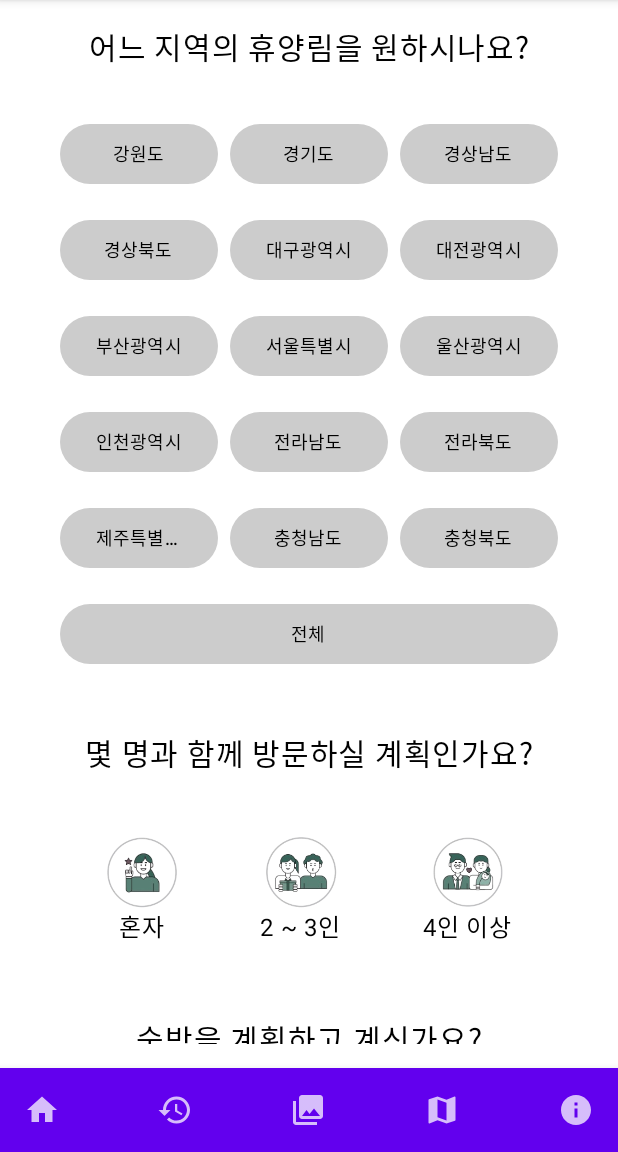
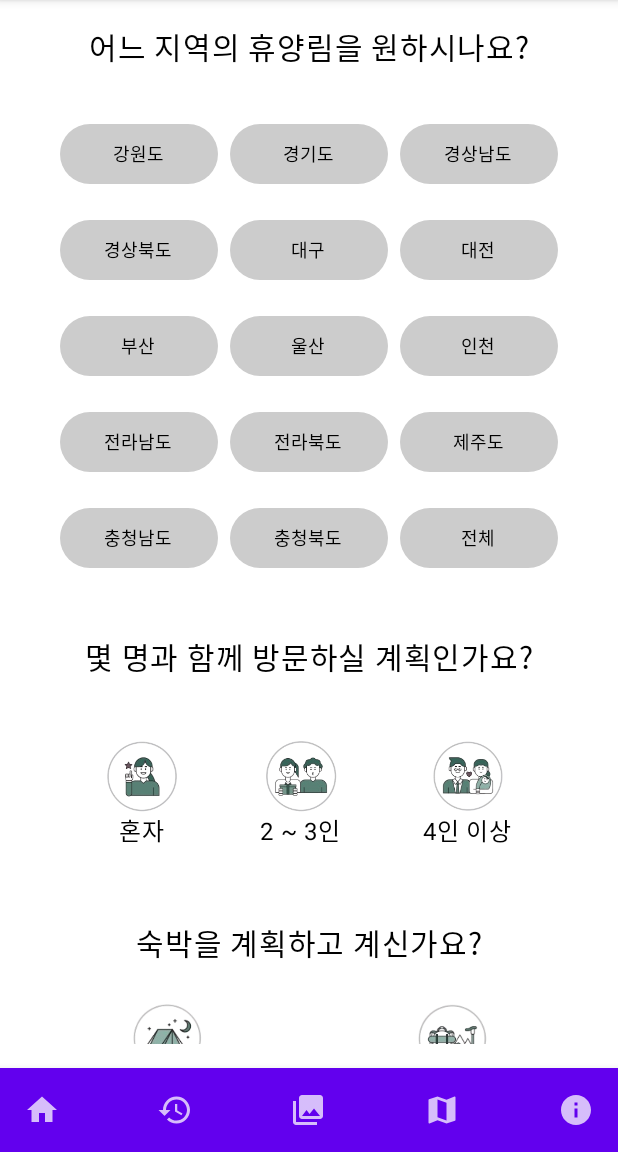
Before and after one commit to kimpgithub/foresting, an Android app built with Jetpack Compose: the SelectScreen screen opened through its navigation route, on a phone screen of 412 x 824 dp, the part 84-1236 px from its top. Run offline under Robolectric (Android 15) with nearby library versions, the light colour scheme and no system bars.

Commit message:
서버통신 추가

```diff
--- a/app/build.gradle.kts
+++ b/app/build.gradle.kts
@@ -94,5 +94,7 @@ dependencies {
     implementation("io.coil-kt:coil-compose:2.7.0")
     implementation("com.google.accompanist:accompanist-flowlayout:0.23.1")
     implementation ("com.google.android.gms:play-services-location:21.3.0")
+    implementation ("com.squareup.retrofit2:retrofit:2.11.0")
+    implementation ("com.squareup.retrofit2:converter-gson:2.11.0")
 
 }
--- a/app/src/main/AndroidManifest.xml
+++ b/app/src/main/AndroidManifest.xml
@@ -14,7 +14,9 @@
         android:roundIcon="@mipmap/ic_launcher_round"
         android:supportsRtl="true"
         android:theme="@style/Theme.San_lim"
-        tools:targetApi="31">
+        tools:targetApi="31"
+        android:networkSecurityConfig="@xml/network_security_config"
+        >
 
         <!-- Google Maps API Key -->
         <meta-data
--- a/app/src/main/java/com/example/san_lim/screens/home/SelectScreen.kt
+++ b/app/src/main/java/com/example/san_lim/screens/home/SelectScreen.kt
@@ -1,29 +1,14 @@
 package com.example.san_lim.screens.home
 
+import android.util.Log
 import androidx.compose.foundation.Image
 import androidx.compose.foundation.background
 import androidx.compose.foundation.clickable
-import androidx.compose.foundation.layout.Arrangement
-import androidx.compose.foundation.layout.Box
-import androidx.compose.foundation.layout.Column
-import androidx.compose.foundation.layout.Row
-import androidx.compose.foundation.layout.Spacer
-import androidx.compose.foundation.layout.fillMaxSize
-import androidx.compose.foundation.layout.fillMaxWidth
-import androidx.compose.foundation.layout.height
-import androidx.compose.foundation.layout.padding
-import androidx.compose.foundation.layout.size
+import androidx.compose.foundation.layout.*
 import androidx.compose.foundation.lazy.LazyColumn
 import androidx.compose.foundation.shape.RoundedCornerShape
-import androidx.compose.material3.Button
-import androidx.compose.material3.ButtonDefaults
-import androidx.compose.material3.ExperimentalMaterial3Api
-import androidx.compose.material3.Text
-import androidx.compose.runtime.Composable
-import androidx.compose.runtime.getValue
-import androidx.compose.runtime.mutableStateOf
-import androidx.compose.runtime.remember
-import androidx.compose.runtime.setValue
+import androidx.compose.material3.*
+import androidx.compose.runtime.*
 import androidx.compose.ui.Alignment
 import androidx.compose.ui.Modifier
 import androidx.compose.ui.graphics.Color
@@ -34,6 +19,11 @@ import androidx.compose.ui.unit.dp
 import androidx.compose.ui.unit.sp
 import androidx.navigation.NavHostController
 import com.example.san_lim.R
+import com.example.san_lim.network.RecommendationRequest
+import com.example.san_lim.network.RetrofitClient
+import retrofit2.Call
+import retrofit2.Callback
+import retrofit2.Response
 
 @OptIn(ExperimentalMaterial3Api::class)
 @Composable
@@ -41,8 +31,9 @@ fun SelectScreen(navController: NavHostController) {
     var region by remember { mutableStateOf("") }
     var companions by remember { mutableStateOf("") }
     var accommodation by remember { mutableStateOf("") }
-    var facilities by remember { mutableStateOf("") }
-    var activities by remember { mutableStateOf("") }
+    var facilities by remember { mutableStateOf(listOf<String>()) }
+    var activities by remember { mutableStateOf(listOf<String>()) }
+    var recommendations by remember { mutableStateOf<List<String>?>(null) }
 
     LazyColumn(
         modifier = Modifier
@@ -53,36 +44,71 @@ fun SelectScreen(navController: NavHostController) {
         item {
             Text("어느 지역의 휴양림을 원하시나요?", fontSize = 20.sp)
             Spacer(modifier = Modifier.height(8.dp))
-            RegionSelection { region = it.toString() }
+            RegionSelection { selectedRegions -> region = selectedRegions.joinToString(", ") }
 
             Spacer(modifier = Modifier.height(16.dp))
             Text("몇 명과 함께 방문하실 계획인가요?", fontSize = 20.sp)
             Spacer(modifier = Modifier.height(8.dp))
-            CompanionsSelection { companions = it }
+            CompanionsSelection { selectedCompanions -> companions = selectedCompanions }
 
             Spacer(modifier = Modifier.height(16.dp))
             Text("숙박을 계획하고 계신가요?", fontSize = 20.sp)
             Spacer(modifier = Modifier.height(8.dp))
-            AccommodationSelection { accommodation = it }
+            AccommodationSelection { selectedAccommodation -> accommodation = selectedAccommodation }
 
             Spacer(modifier = Modifier.height(16.dp))
             Text("어떤 시설을 중요하게 생각하시나요?", fontSize = 20.sp)
             Spacer(modifier = Modifier.height(8.dp))
-            FacilitiesSelection { facilities = it }
+            FacilitiesSelection { selectedFacilities -> facilities = selectedFacilities }
 
             Spacer(modifier = Modifier.height(16.dp))
             Text("어떤 활동을 선호하시나요?", fontSize = 20.sp)
             Spacer(modifier = Modifier.height(8.dp))
-            ActivitiesSelection { activities = it }
+            ActivitiesSelection { selectedActivities -> activities = selectedActivities }
 
             Spacer(modifier = Modifier.height(32.dp))
-            Button(onClick = { /* TODO: navigate to recommendation screen */ }) {
+            Button(onClick = {
+                Log.d("SelectScreen", "Button clicked")
+                val apiService = RetrofitClient.instance
+                val request = RecommendationRequest(
+                    user_id = "test@intel.com", // 실제 사용자 ID로 변경
+                    region = region,
+                    activities = activities,
+                    facilities = facilities
+                )
+
+                Log.d("SelectScreen", "Sending request: $request")
+                apiService.getRecommendations(request).enqueue(object : Callback<List<String>> {
+                    override fun onResponse(call: Call<List<String>>, response: Response<List<String>>) {
+                        if (response.isSuccessful) {
+                            Log.d("SelectScreen", "Response: ${response.body()}")
+                            recommendations = response.body()
+                        } else {
+                            Log.e("SelectScreen", "Response failed: ${response.errorBody()}")
+                        }
+                    }
+
+                    override fun onFailure(call: Call<List<String>>, t: Throwable) {
+                        Log.e("SelectScreen", "Request failed", t)
+                    }
+                })
+            }) {
                 Text("자동추천")
+            }
+
+            Spacer(modifier = Modifier.height(16.dp))
+
+            recommendations?.let {
+                Column {
+                    Text("추천된 휴양림:", fontSize = 20.sp)
+                    it.forEach { recommendation ->
+                        Text(text = recommendation, fontSize = 18.sp)
+                    }
+                }
             }
         }
     }
 }
-
 
 @OptIn(ExperimentalMaterial3Api::class)
 @Composable
@@ -92,15 +118,14 @@ fun RegionSelection(onSelect: (List<String>) -> Unit) {
         "경기도",
         "경상남도",
         "경상북도",
-        "대구광역시",
-        "대전광역시",
-        "부산광역시",
-        "서울특별시",
-        "울산광역시",
-        "인천광역시",
+        "대구",
+        "대전",
+        "부산",
+        "울산",
+        "인천",
         "전라남도",
         "전라북도",
-        "제주특별자치도",
+        "제주도",
         "충청남도",
         "충청북도"
     ).sorted() + "전체" // 가나다 순으로 정렬하고 "전체" 추가
@@ -266,8 +291,9 @@ fun AccommodationSelection(onSelect: (String) -> Unit) {
     }
 }
 
+@OptIn(ExperimentalMaterial3Api::class)
 @Composable
-fun FacilitiesSelection(onSelect: (String) -> Unit) {
+fun FacilitiesSelection(onSelect: (List<String>) -> Unit) {
     val options = listOf(
         "숙박시설",
         "체험 및 교육 시설",
@@ -275,7 +301,16 @@ fun FacilitiesSelection(onSelect: (String) -> Unit) {
         "레저 및 놀이 시설",
         "자연경관 및 명소",
     )
-    var selectedOption by remember { mutableStateOf("") }
+    var selectedOptions by remember { mutableStateOf(listOf<String>()) }
+
+    fun toggleOption(option: String) {
+        selectedOptions = if (selectedOptions.contains(option)) {
+            selectedOptions - option
+        } else {
+            selectedOptions + option
+        }
+        onSelect(selectedOptions)
+    }
 
     Column(
         horizontalAlignment = Alignment.CenterHorizontally,
@@ -293,13 +328,12 @@ fun FacilitiesSelection(onSelect: (String) -> Unit) {
                 modifier = Modifier.fillMaxWidth().padding(vertical = 8.dp)
             ) {
                 rowOptions.forEach { option ->
-                    val isSelected = selectedOption == option
+                    val isSelected = selectedOptions.contains(option)
                     Column(
                         horizontalAlignment = Alignment.CenterHorizontally,
                         modifier = Modifier
                             .clickable {
-                                selectedOption = option
-                                onSelect(option)
+                                toggleOption(option)
                             }
                             .padding(8.dp)
                     ) {
@@ -338,11 +372,21 @@ fun FacilitiesSelection(onSelect: (String) -> Unit) {
         }
     }
 }
+
 @OptIn(ExperimentalMaterial3Api::class)
 @Composable
-fun ActivitiesSelection(onSelect: (String) -> Unit) {
+fun ActivitiesSelection(onSelect: (List<String>) -> Unit) {
     val options = listOf("야영", "등산", "래프팅", "명소탐방", "산책", "풍경감상", "소풍")
-    var selectedOption by remember { mutableStateOf("") }
+    var selectedOptions by remember { mutableStateOf(listOf<String>()) }
+
+    fun toggleOption(option: String) {
+        selectedOptions = if (selectedOptions.contains(option)) {
+            selectedOptions - option
+        } else {
+            selectedOptions + option
+        }
+        onSelect(selectedOptions)
+    }
 
     Column(
         horizontalAlignment = Alignment.CenterHorizontally,
@@ -361,7 +405,7 @@ fun ActivitiesSelection(onSelect: (String) -> Unit) {
                 modifier = Modifier.fillMaxWidth().padding(vertical = 8.dp)
             ) {
                 rowOptions.forEach { option ->
-                    val isSelected = selectedOption == option
+                    val isSelected = selectedOptions.contains(option)
                     val icon = when (option) {
                         "야영" -> painterResource(id = R.drawable.act_camping)
                         "등산" -> painterResource(id = R.drawable.act_hiking)
@@ -376,8 +420,7 @@ fun ActivitiesSelection(onSelect: (String) -> Unit) {
                         contentAlignment = Alignment.Center,
                         modifier = Modifier
                             .clickable {
-                                selectedOption = option
-                                onSelect(option)
+                                toggleOption(option)
                             }
                             .padding(8.dp)
                             .background(
--- /dev/null
+++ b/app/src/main/res/xml/network_security_config.xml
@@ -0,0 +1,6 @@
+<?xml version="1.0" encoding="utf-8"?>
+<network-security-config>
+    <domain-config cleartextTrafficPermitted="true">
+        <domain includeSubdomains="true">192.168.45.169</domain>
+    </domain-config>
+</network-security-config>
```
Also changed, not shown: app/src/main/java/com/example/san_lim/network/ApiService.kt (added, +17 -0 lines), app/src/main/java/com/example/san_lim/network/RetrofitClient.kt (added, +17 -0 lines).
